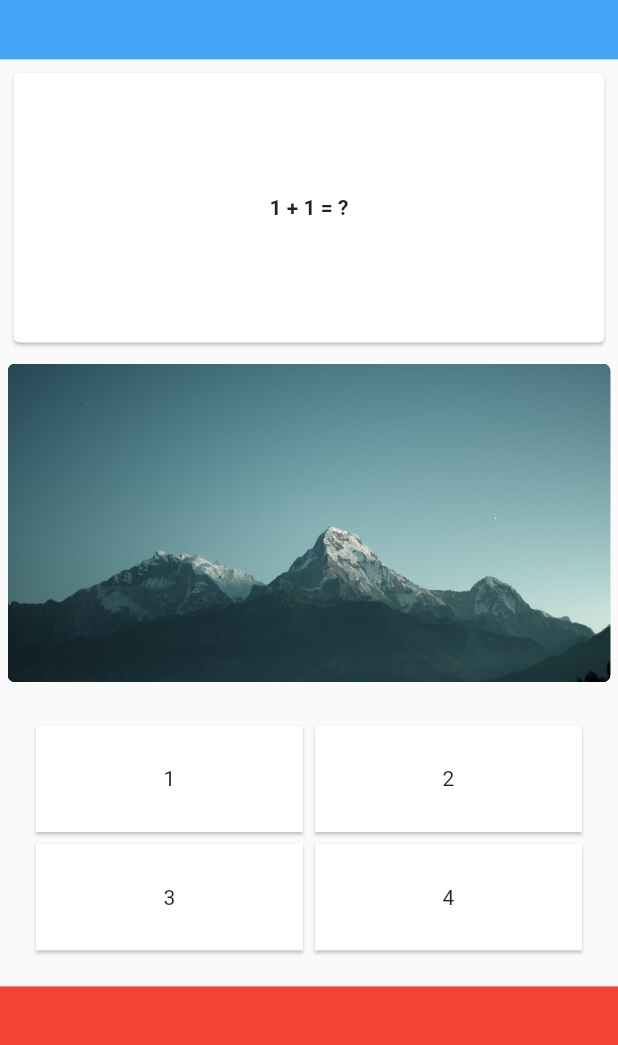
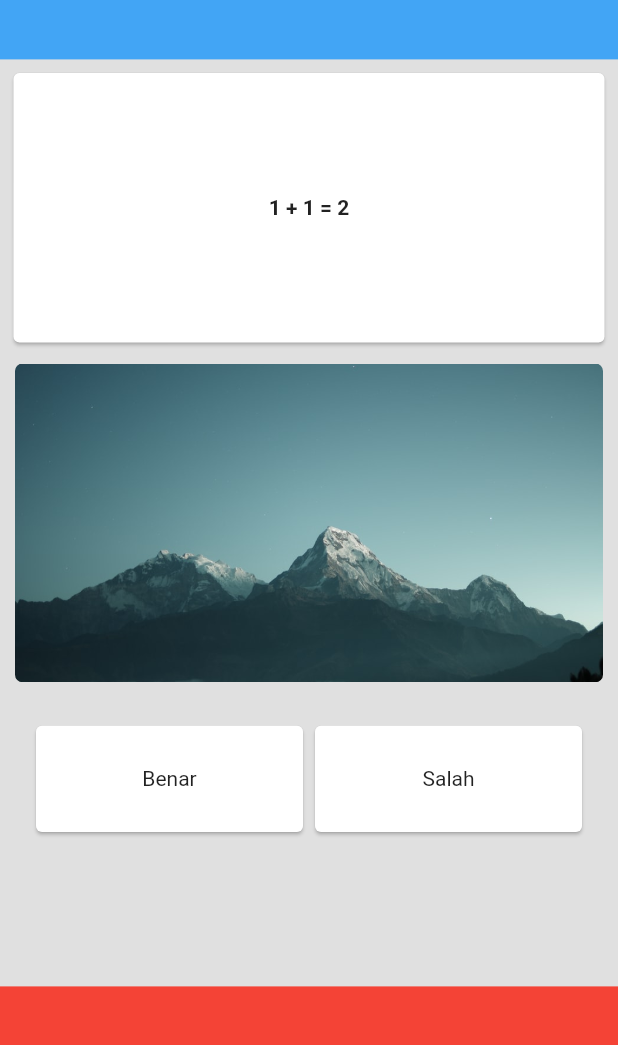
Before and after one commit to jmiryas/quiz_member_jkt48, a Flutter app: the screen it shows after launch, after a tap on "True atau False", on a phone screen of 412 x 824 dp, the part 126-1171 px from its top. Run offline on Flutter 3.47's test engine with Material 2 defaults, Android fonts, the phone set to English and light mode, and no system bars; our stand-ins replace font_awesome_flutter, random_string, rflutter_alert.

Commit message:
Add true / false quiz

```diff
--- a/lib/models/quiz_binary_model.dart
+++ b/lib/models/quiz_binary_model.dart
@@ -22,7 +22,7 @@ class QuizBinaryModel {
 
   static List<QuizBinaryModel> quizRepository = [
     QuizBinaryModel(
-        question: "1 + 1 = ?",
+        question: "1 + 1 = 2",
         image: "images/gambar.jpg",
         choices: [true, false],
         correctAnswer: true),
@@ -37,4 +37,33 @@ class QuizBinaryModel {
         choices: [true, false],
         correctAnswer: true),
   ];
+
+  static QuizBinaryModel getCurrentQuizModel() {
+    return quizRepository[currentIndex];
+  }
+
+  static void nextQuiz() {
+    if (currentIndex < quizRepository.length - 1) {
+      currentIndex++;
+    }
+  }
+
+  static void resetQuiz() {
+    currentIndex = 0;
+    healths = 3;
+    scores = 0;
+  }
+
+  static void resetQuizWithoutScore() {
+    currentIndex = 0;
+    healths = 3;
+  }
+
+  static bool isQuizEnd() {
+    return currentIndex == quizRepository.length - 1;
+  }
+
+  static bool isGameOver() {
+    return !(healths > 0);
+  }
 }
--- a/lib/screens/home_screen.dart
+++ b/lib/screens/home_screen.dart
@@ -1,4 +1,6 @@
 import 'package:flutter/material.dart';
+import 'package:quiz_member_jkt48/models/quiz_binary_model.dart';
+import 'package:quiz_member_jkt48/screens/quiz_binary_screen.dart';
 
 import '../models/quiz_model.dart';
 import '../screens/question_screen.dart';
@@ -32,21 +34,25 @@ class HomeScreen extends StatelessWidget {
                         QuizModel.resetQuiz();
 
                         Navigator.push(
-                            context,
-                            MaterialPageRoute(
-                                builder: (context) => const QuestionScreen()));
+                          context,
+                          MaterialPageRoute(
+                            builder: (context) => const QuestionScreen(),
+                          ),
+                        );
                       },
                       title: "Pengetahuan Umum",
                       description: "Pengetahuan umum mengenai member JKT48.",
                       image: "images/quiz.png"),
                   QuizMenuWidget(
                       onTap: () {
-                        QuizModel.resetQuiz();
+                        QuizBinaryModel.resetQuiz();
 
                         Navigator.push(
-                            context,
-                            MaterialPageRoute(
-                                builder: (context) => const QuestionScreen()));
+                          context,
+                          MaterialPageRoute(
+                            builder: (context) => const QuizBinaryScreen(),
+                          ),
+                        );
                       },
                       title: "True atau False",
                       description:
--- /dev/null
+++ b/lib/screens/quiz_binary_screen.dart
@@ -0,0 +1,197 @@
+import 'dart:async';
+import 'package:flutter/material.dart';
+import 'package:rflutter_alert/rflutter_alert.dart';
+
+import '../screens/home_screen.dart';
+import '../models/quiz_binary_model.dart';
+import '../widgets/quiz_image_widget.dart';
+import '../widgets/quiz_question_widget.dart';
+import '../widgets/quiz_score_header_widget.dart';
+
+class QuizBinaryScreen extends StatefulWidget {
+  const QuizBinaryScreen({Key? key}) : super(key: key);
+
+  @override
+  State<QuizBinaryScreen> createState() => _QuizBinaryScreenState();
+}
+
+class _QuizBinaryScreenState extends State<QuizBinaryScreen> {
+  int answerAttempt = 0;
+  int selectedIndex = 0;
+  bool isAnswered = false;
+  bool selectedAnswer = false;
+  bool isAnswerCorrect = false;
+
+  @override
+  Widget build(BuildContext context) {
+    double width = MediaQuery.of(context).size.width;
+    double height = MediaQuery.of(context).size.height;
+
+    _displayAlert() {
+      Alert(
+        context: context,
+        type: AlertType.success,
+        title: "Quiz telah selesai!",
+        desc: "Skor: ${QuizBinaryModel.scores}",
+        buttons: [
+          DialogButton(
+            child: const Text(
+              "Home",
+              style: TextStyle(color: Colors.white, fontSize: 18.0),
+            ),
+            onPressed: () {
+              QuizBinaryModel.resetQuizWithoutScore();
+
+              Navigator.push(
+                context,
+                MaterialPageRoute(
+                  builder: (_) => const HomeScreen(),
+                ),
+              );
+            },
+            width: 120,
+          ),
+          DialogButton(
+            color: Colors.green,
+            child: const Text(
+              "Main Lagi",
+              style: TextStyle(color: Colors.white, fontSize: 18.0),
+            ),
+            onPressed: () {
+              QuizBinaryModel.resetQuiz();
+
+              Navigator.push(
+                context,
+                MaterialPageRoute(
+                  builder: (_) => const QuizBinaryScreen(),
+                ),
+              );
+            },
+            width: 120,
+          )
+        ],
+      ).show();
+    }
+
+    return Scaffold(
+      backgroundColor: Colors.grey.shade300,
+      body: SizedBox(
+        width: width,
+        height: height,
+        child: Column(
+          children: [
+            QuizScoreHeaderWidget(
+              width: width,
+              height: height,
+              scores: QuizBinaryModel.scores,
+              healths: QuizBinaryModel.healths,
+            ),
+            SizedBox(
+              width: width,
+              height: height * 0.75,
+              child: Column(
+                children: [
+                  QuizQuestionWidget(
+                    width: width,
+                    height: height,
+                    question: QuizBinaryModel.getCurrentQuizModel().question,
+                  ),
+                  QuizImageWidget(
+                    width: width,
+                    height: height,
+                    image: QuizBinaryModel.getCurrentQuizModel().image,
+                  ),
+                  SizedBox(
+                    width: width,
+                    height: height * 0.75 * 0.32,
+                    child: Padding(
+                      padding: const EdgeInsets.all(20.0),
+                      child: Wrap(
+                        children: QuizBinaryModel.getCurrentQuizModel()
+                            .choices
+                            .asMap()
+                            .entries
+                            .map((item) {
+                          return GestureDetector(
+                            onTap: () {
+                              setState(() {
+                                isAnswered = true;
+
+                                selectedIndex = item.key;
+                                selectedAnswer = item.value;
+
+                                isAnswerCorrect = selectedAnswer ==
+                                    QuizBinaryModel.getCurrentQuizModel()
+                                        .correctAnswer;
+
+                                if (isAnswerCorrect) {
+                                  QuizBinaryModel.scores += 1;
+                                }
+
+                                if (!isAnswerCorrect) {
+                                  QuizBinaryModel.healths -= 1;
+                                }
+
+                                if (isAnswered && QuizBinaryModel.isQuizEnd()) {
+                                  _displayAlert();
+                                }
+
+                                if (isAnswerCorrect &&
+                                        QuizBinaryModel.isQuizEnd() ||
+                                    QuizBinaryModel.isGameOver()) {
+                                  _displayAlert();
+                                }
+
+                                Future.delayed(const Duration(seconds: 1), () {
+                                  setState(() {
+                                    isAnswered = false;
+
+                                    QuizBinaryModel.nextQuiz();
+                                  });
+                                });
+                              });
+                            },
+                            child: SizedBox(
+                              width: width / 2 - 20,
+                              height: (height * 0.75 * 0.32) / 2 - 20,
+                              child: isAnswered
+                                  ? Card(
+                                      child: Center(
+                                        child: Text(
+                                            item.value ? "Benar" : "Salah"),
+                                      ),
+                                      shape: selectedIndex == item.key &&
+                                              selectedAnswer == item.value
+                                          ? RoundedRectangleBorder(
+                                              side: BorderSide(
+                                                  width: 1.0,
+                                                  color: isAnswerCorrect
+                                                      ? Colors.green
+                                                      : Colors.red))
+                                          : const RoundedRectangleBorder())
+                                  : Card(
+                                      child: Center(
+                                        child: Text(
+                                            item.value ? "Benar" : "Salah"),
+                                      ),
+                                    ),
+                            ),
+                          );
+                        }).toList(),
+                      ),
+                    ),
+                  ),
+                ],
+              ),
+            ),
+            Container(
+              width: width,
+              height: height * 0.1,
+              color: Colors.red,
+            ),
+          ],
+        ),
+      ),
+    );
+  }
+}
--- a/lib/widgets/quiz_home_header_widget.dart
+++ b/lib/widgets/quiz_home_header_widget.dart
@@ -1,4 +1,5 @@
 import 'package:flutter/material.dart';
+import 'package:quiz_member_jkt48/models/quiz_binary_model.dart';
 import 'package:random_string/random_string.dart';
 import 'package:rflutter_alert/rflutter_alert.dart';
 import 'package:font_awesome_flutter/font_awesome_flutter.dart';
@@ -49,22 +50,22 @@ class QuizHomeHeaderWidget extends StatelessWidget {
                     ),
                   ),
                   const SizedBox(
-                    height: 5.0,
+                    height: 3.0,
                   ),
                   Row(
                     children: [
                       FaIcon(
                         FontAwesomeIcons.trophy,
                         color: Colors.yellow.shade600,
-                        size: 14.0,
+                        size: 15.0,
                       ),
                       const SizedBox(
                         width: 8.0,
                       ),
                       Text(
-                        "${QuizModel.scores}",
+                        "${QuizModel.scores + QuizBinaryModel.scores}",
                         style: TextStyle(
-                          fontSize: 18.0,
+                          fontSize: 20.0,
                           color: Colors.yellow.shade600,
                           fontWeight: FontWeight.bold,
                         ),
--- a/lib/widgets/quiz_image_widget.dart
+++ b/lib/widgets/quiz_image_widget.dart
@@ -18,7 +18,10 @@ class QuizImageWidget extends StatelessWidget {
       width: width,
       height: height * 0.75 * 0.36,
       child: Container(
-        margin: const EdgeInsets.all(5.0),
+        margin: const EdgeInsets.symmetric(
+          horizontal: 10.0,
+          vertical: 5.0,
+        ),
         child: ClipRRect(
           child: Image(
             fit: BoxFit.cover,
```
